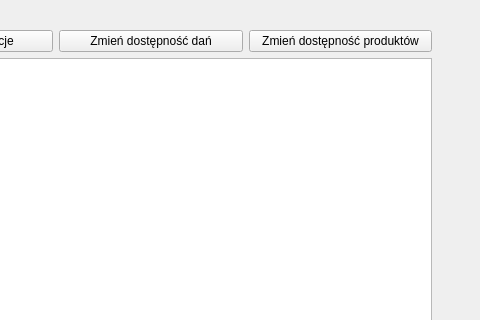
The window that ui/mainwindowloggedin.ui (IgnacyMermer/SystemRestauracji) describes before a commit, drawn with Qt 5; both pictures show x 559 to 1039 and y 0 to 320 of the 1039 by 586 pixel window.
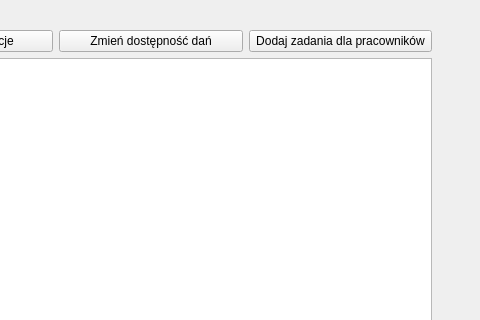
The same window after the commit.

Patch:
```diff
--- a/ui/mainwindowloggedin.ui
+++ b/ui/mainwindowloggedin.ui
@@ -59,7 +59,7 @@
       <item>
        <widget class="QPushButton" name="pushButton_changeAvailabilityIngredients">
         <property name="text">
-         <string>Zmień dostępność produktów</string>
+         <string>Dodaj zadania dla pracowników</string>
         </property>
        </widget>
       </item>
```
Left out of the diff: 2 changed lines with no effect on the pictures.
